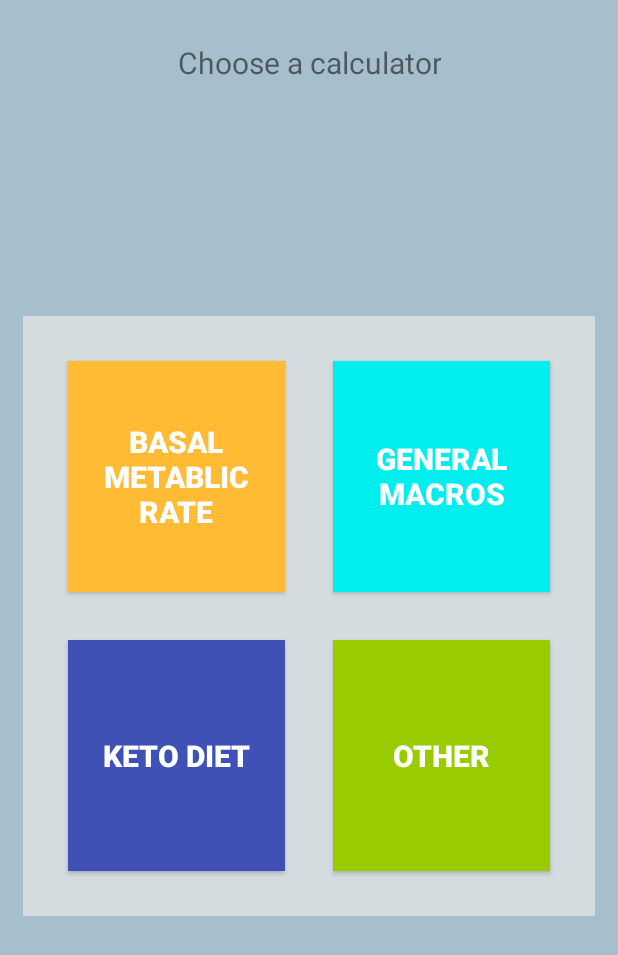
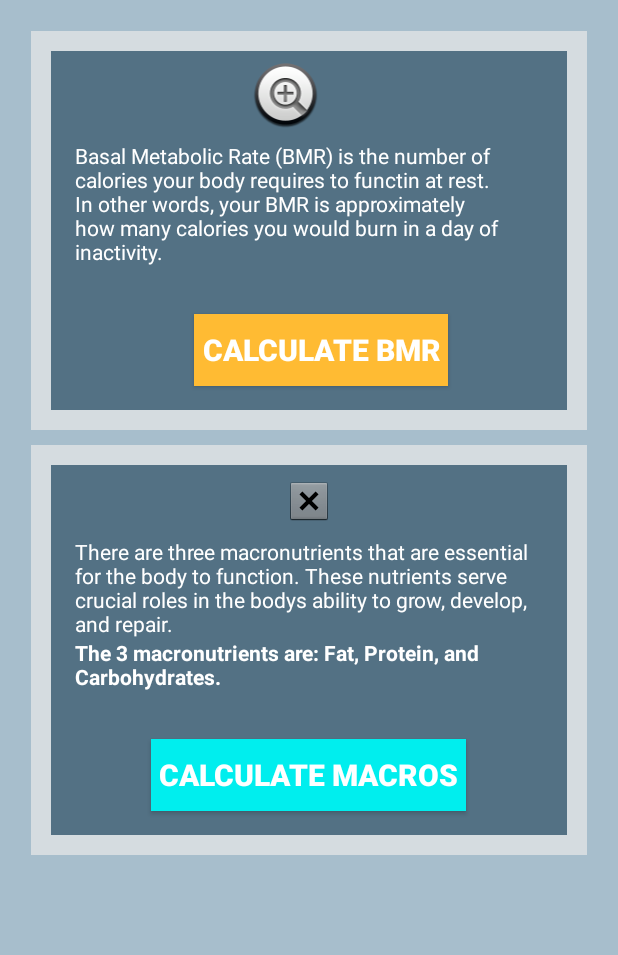
Before and after one commit to thejosecolmenero/SimpleMacros, an Android app: the screen it shows after launch (MainActivity), on a phone screen of 412 x 824 dp. Shown: the top 955 px of the screen. Run offline under Robolectric (Android 15) with nearby library versions, the phone set to English and light mode, and no system bars.

Commit message:
Main Activity
Next up: Either remove keto for now and add an info tab for both BMR & Macro
or finish keto, and make other -> info button - DONE

Removed Keto and other for now

Scroll view is funcitonal and formatted appropriately.

```diff
--- a/app/src/main/java/com/jose/simplemacros/MainActivity.java
+++ b/app/src/main/java/com/jose/simplemacros/MainActivity.java
@@ -24,11 +24,12 @@ public class MainActivity extends AppCompatActivity {
         startActivity(intent);
     }
 
+    /*
     public void calc_keto(View view){
         Intent intent = new Intent(MainActivity.this, Keto.class);
         startActivity(intent);
     }
-
+    */
 
 
 }
--- a/app/src/main/res/layout/activity_main.xml
+++ b/app/src/main/res/layout/activity_main.xml
@@ -4,55 +4,85 @@
     xmlns:tools="http://schemas.android.com/tools"
     android:layout_width="match_parent"
     android:layout_height="match_parent"
-    android:background="#a7becc"
     android:orientation="vertical">
 
 
-    <TextView
-        android:id="@+id/textView2"
-        android:layout_width="wrap_content"
+    <ScrollView
+        android:layout_width="match_parent"
         android:layout_height="0dp"
-        android:layout_marginEnd="8dp"
-        android:layout_marginStart="8dp"
-        android:layout_marginTop="28dp"
-        android:text="Choose a calculator"
-        android:textAlignment="center"
-        android:textSize="20sp"
-        app:layout_constraintEnd_toEndOf="parent"
-        app:layout_constraintStart_toStartOf="parent"
-        app:layout_constraintTop_toTopOf="parent" />
+        android:background="#a7becc"
+        app:layout_constraintBottom_toBottomOf="parent"
+        app:layout_constraintTop_toTopOf="parent"
+        tools:layout_editor_absoluteX="0dp">
 
-    <GridLayout
-        android:layout_width="0dp"
-        android:layout_height="400dp"
-        android:layout_margin="15dp"
-        android:layout_marginBottom="8dp"
-        android:layout_marginEnd="8dp"
-        android:layout_marginStart="8dp"
-        android:layout_marginTop="8dp"
-        android:layout_weight="8"
-        android:alignmentMode="alignMargins"
-        android:background="#d5dce0"
-        android:columnCount="2"
-        android:columnOrderPreserved="false"
-        android:padding="14dp"
-        android:rowCount="4"
+        <LinearLayout
+            android:layout_width="match_parent"
+            android:layout_height="match_parent"
+            android:layout_marginBottom="15dp"
+            android:layout_marginEnd="15dp"
+            android:layout_marginStart="15dp"
+            android:layout_marginTop="15dp"
+            android:orientation="vertical"
+            android:padding="5dp"
             app:layout_constraintBottom_toBottomOf="parent"
             app:layout_constraintEnd_toEndOf="parent"
             app:layout_constraintHorizontal_bias="0.0"
             app:layout_constraintStart_toStartOf="parent"
             app:layout_constraintTop_toTopOf="parent"
-        app:layout_constraintVertical_bias="0.496">
+            app:layout_constraintVertical_bias="0.615">
 
+            <LinearLayout
+                android:layout_width="match_parent"
+                android:layout_height="match_parent"
+                android:background="#d5dce0"
+                android:gravity="center"
+                android:orientation="vertical"
+                android:padding="5dp">
+
+                <LinearLayout
+                    android:layout_width="match_parent"
+                    android:layout_height="match_parent"
+                    android:layout_marginBottom="8dp"
+                    android:layout_marginEnd="8dp"
+                    android:layout_marginStart="8dp"
+                    android:layout_marginTop="8dp"
+                    android:background="#537184"
+                    android:gravity="center"
+                    android:orientation="vertical"
+                    app:layout_constraintBottom_toBottomOf="parent"
+                    app:layout_constraintEnd_toEndOf="parent"
+                    app:layout_constraintHorizontal_bias="0.0"
+                    app:layout_constraintStart_toStartOf="parent"
+                    app:layout_constraintTop_toTopOf="parent"
+                    app:layout_constraintVertical_bias="0.335">
+
+                    <ImageView
+                        android:id="@+id/imageView2"
+                        android:layout_width="match_parent"
+                        android:layout_height="wrap_content"
+                        android:layout_margin="8dp"
+                        app:srcCompat="@android:drawable/btn_plus" />
+
+                    <TextView
+                        android:id="@+id/textView12"
+                        android:layout_width="match_parent"
+                        android:layout_height="wrap_content"
+                        android:layout_marginBottom="16dp"
+                        android:layout_marginEnd="16dp"
+                        android:layout_marginLeft="16dp"
+                        android:layout_marginRight="16dp"
+                        android:layout_marginStart="16dp"
+                        android:text="Basal Metabolic Rate (BMR) is the number of calories your body requires to functin at rest. In other words, your BMR is approximately how many calories you would burn in a day of inactivity."
+                        android:textColor="#FFFFFF" />
 
                     <Button
                         android:id="@+id/btn_BMR"
-            android:layout_width="0dp"
-            android:layout_height="0dp"
+                        android:layout_width="wrap_content"
+                        android:layout_height="wrap_content"
                         android:layout_columnWeight="1"
                         android:layout_marginBottom="16dp"
                         android:layout_marginLeft="16dp"
-            android:layout_marginRight="16dp"
+                        android:layout_marginRight="8dp"
                         android:layout_marginTop="16dp"
                         android:layout_rowWeight="1"
                         android:background="@android:color/holo_orange_light"
@@ -60,15 +90,77 @@
                         android:focusable="auto"
                         android:focusableInTouchMode="false"
                         android:onClick="calc_bmr"
-            android:text="Basal Metablic Rate"
+                        android:padding="5dp"
+                        android:text="Calculate BMR"
                         android:textColor="#FFFFFF"
                         android:textSize="20sp"
                         android:textStyle="bold"></Button>
 
+                </LinearLayout>
+            </LinearLayout>
+
+            <LinearLayout
+                android:layout_width="match_parent"
+                android:layout_height="match_parent"
+                android:layout_marginBottom="15dp"
+                android:layout_marginTop="10dp"
+                android:background="#d5dce0"
+                android:gravity="center"
+                android:orientation="vertical"
+                android:padding="5dp">
+
+                <LinearLayout
+                    android:layout_width="match_parent"
+                    android:layout_height="match_parent"
+                    android:layout_marginBottom="8dp"
+                    android:layout_marginEnd="8dp"
+                    android:layout_marginStart="8dp"
+                    android:layout_marginTop="8dp"
+                    android:background="#537184"
+                    android:gravity="center"
+                    android:orientation="vertical"
+                    app:layout_constraintBottom_toBottomOf="parent"
+                    app:layout_constraintEnd_toEndOf="parent"
+                    app:layout_constraintHorizontal_bias="0.0"
+                    app:layout_constraintStart_toStartOf="parent"
+                    app:layout_constraintTop_toTopOf="parent"
+                    app:layout_constraintVertical_bias="0.556">
+
+                    <ImageView
+                        android:id="@+id/imageView"
+                        android:layout_width="match_parent"
+                        android:layout_height="wrap_content"
+                        android:layout_margin="8dp"
+                        app:srcCompat="@android:drawable/btn_dialog" />
+
+                    <TextView
+                        android:id="@+id/textView11"
+                        android:layout_width="match_parent"
+                        android:layout_height="wrap_content"
+                        android:layout_marginEnd="16dp"
+                        android:layout_marginLeft="16dp"
+                        android:layout_marginRight="16dp"
+                        android:layout_marginStart="16dp"
+                        android:text="There are three macronutrients that are essential for the body to function. These nutrients serve crucial roles in the bodys ability to grow, develop, and repair."
+                        android:textColor="#FFFFFF" />
+
+                    <TextView
+                        android:id="@+id/textView13"
+                        android:layout_width="match_parent"
+                        android:layout_height="wrap_content"
+                        android:layout_marginBottom="16dp"
+                        android:layout_marginEnd="16dp"
+                        android:layout_marginLeft="16dp"
+                        android:layout_marginRight="16dp"
+                        android:layout_marginStart="16dp"
+                        android:text="The 3 macronutrients are: Fat, Protein, and Carbohydrates."
+                        android:textColor="#FFFFFF"
+                        android:textStyle="bold" />
+
                     <Button
                         android:id="@+id/btn_general"
-            android:layout_width="0dp"
-            android:layout_height="0dp"
+                        android:layout_width="wrap_content"
+                        android:layout_height="wrap_content"
                         android:layout_columnWeight="1"
                         android:layout_marginBottom="16dp"
                         android:layout_marginLeft="16dp"
@@ -80,50 +172,19 @@
                         android:focusable="auto"
                         android:focusableInTouchMode="false"
                         android:onClick="calc_macros"
-            android:text="General Macros"
+                        android:padding="5dp"
+                        android:text="Calculate Macros"
                         android:textColor="#FFFFFF"
                         android:textSize="20sp"
                         android:textStyle="bold"></Button>
 
-        <Button
-            android:id="@+id/btn_keto"
-            android:layout_width="0dp"
-            android:layout_height="0dp"
-            android:layout_columnWeight="1"
-            android:layout_marginBottom="16dp"
-            android:layout_marginLeft="16dp"
-            android:layout_marginRight="16dp"
-            android:layout_marginTop="16dp"
-            android:layout_rowWeight="1"
-            android:background="@color/colorPrimary"
-            android:clickable="true"
-            android:focusable="auto"
-            android:focusableInTouchMode="false"
-            android:onClick="calc_keto"
-            android:text="Keto Diet"
-            android:textColor="#FFFFFF"
-            android:textSize="20sp"
-            android:textStyle="bold"></Button>
+                </LinearLayout>
+            </LinearLayout>
 
-        <Button
-            android:id="@+id/btn_other"
-            android:layout_width="0dp"
-            android:layout_height="0dp"
-            android:layout_columnWeight="1"
-            android:layout_marginBottom="16dp"
-            android:layout_marginLeft="16dp"
-            android:layout_marginRight="16dp"
-            android:layout_marginTop="16dp"
-            android:layout_rowWeight="1"
-            android:background="@android:color/holo_green_light"
-            android:clickable="true"
-            android:focusable="auto"
-            android:focusableInTouchMode="false"
-            android:text="Other"
-            android:textColor="#FFFFFF"
-            android:textSize="20sp"
-            android:textStyle="bold"></Button>
+        </LinearLayout>
 
 
-    </GridLayout>
+    </ScrollView>
+
+
 </android.support.constraint.ConstraintLayout>
```
Lines whose indentation alone changed are shown as unchanged.
